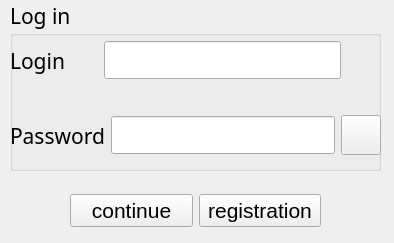
Above: Zakaz/mainwindow.ui from 1stanisLAW1/MdkDelivery before the change. Below: the same form after it.
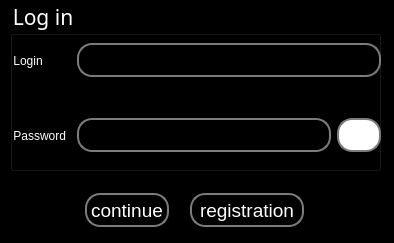
That is the form after the change.

The edit to the form file:
```diff
--- a/Zakaz/mainwindow.ui
+++ b/Zakaz/mainwindow.ui
@@ -18,6 +18,11 @@
   <property name="windowTitle">
    <string>DeliveryForYou</string>
   </property>
+  <property name="styleSheet">
+   <string notr="true">QMainWindow{
+background-color:rgb(0, 0, 0);
+}</string>
+  </property>
   <widget class="QWidget" name="centralwidget">
    <widget class="QGroupBox" name="groupBox">
     <property name="geometry">
@@ -34,6 +39,11 @@
       <pointsize>16</pointsize>
      </font>
     </property>
+    <property name="styleSheet">
+     <string notr="true">QGroupBox{
+color:rgb(255, 255, 255);
+}</string>
+    </property>
     <property name="title">
      <string>Log in</string>
     </property>
@@ -49,13 +59,38 @@
      <layout class="QHBoxLayout" name="horizontalLayout_5">
       <item>
        <widget class="QLabel" name="label_4">
+        <property name="styleSheet">
+         <string notr="true">QLabel{
+	font: 14pt &quot;Segoe UI&quot;;
+color:rgb(255, 255, 255);
+}</string>
+        </property>
         <property name="text">
-         <string>Password</string>
+         <string> Password</string>
         </property>
        </widget>
       </item>
       <item>
        <widget class="QLineEdit" name="lineEdit_4">
+        <property name="font">
+         <font>
+          <family>Segoe UI</family>
+          <pointsize>14</pointsize>
+         </font>
+        </property>
+        <property name="styleSheet">
+         <string notr="true">QLineEdit{
+color:rgb(255, 255, 255);
+background-color:rgb(0, 0, 0);
+border: 2px solid rgb(124, 124, 124);
+solid: rgb(255, 255, 255);
+border-radius:15px;
+max-height:30px;
+max-width:250px;
+min-height:30px;
+min-width:80px;
+}</string>
+        </property>
         <property name="echoMode">
          <enum>QLineEdit::EchoMode::Password</enum>
         </property>
@@ -65,8 +100,8 @@
        <widget class="QPushButton" name="hideBtn">
         <property name="maximumSize">
          <size>
-          <width>40</width>
-          <height>40</height>
+          <width>44</width>
+          <height>34</height>
          </size>
         </property>
         <property name="font">
@@ -75,6 +110,19 @@
           <pointsize>23</pointsize>
          </font>
         </property>
+        <property name="styleSheet">
+         <string notr="true">QPushButton{
+color:rgb(255, 255, 255);
+background-color:rgb(255, 255, 255);
+border: 2px solid rgb(124, 124, 124);
+solid: rgb(255, 255, 255);
+border-radius:15px;
+max-height:30px;
+max-width:40px;
+min-height:30px;
+min-width:40px;
+}</string>
+        </property>
         <property name="text">
          <string/>
         </property>
@@ -87,20 +135,46 @@
       <rect>
        <x>0</x>
        <y>30</y>
-       <width>331</width>
+       <width>371</width>
        <height>61</height>
       </rect>
      </property>
      <layout class="QHBoxLayout" name="horizontalLayout_2">
       <item>
        <widget class="QLabel" name="label">
+        <property name="styleSheet">
+         <string notr="true">QLabel{
+	font: 14pt &quot;Segoe UI&quot;;
+color:rgb(255, 255, 255);
+}</string>
+        </property>
         <property name="text">
-         <string>Login      </string>
+         <string> Login      </string>
         </property>
        </widget>
       </item>
       <item>
-       <widget class="QLineEdit" name="lineEdit"/>
+       <widget class="QLineEdit" name="lineEdit">
+        <property name="font">
+         <font>
+          <family>Segoe UI</family>
+          <pointsize>14</pointsize>
+         </font>
+        </property>
+        <property name="styleSheet">
+         <string notr="true">QLineEdit{
+color:rgb(255, 255, 255);
+background-color:rgb(0, 0, 0);
+border: 2px solid rgb(124, 124, 124);
+solid: rgb(255, 255, 255);
+border-radius:15px;
+max-height:30px;
+max-width:300px;
+min-height:30px;
+min-width:80px;
+}</string>
+        </property>
+       </widget>
       </item>
      </layout>
     </widget>
@@ -117,6 +191,24 @@
     <layout class="QHBoxLayout" name="horizontalLayout">
      <item>
       <widget class="QPushButton" name="continueBtn">
+       <property name="font">
+        <font>
+         <pointsize>14</pointsize>
+        </font>
+       </property>
+       <property name="styleSheet">
+        <string notr="true">QPushButton{
+color:rgb(255, 255, 255);
+background-color:rgb(0, 0, 0);
+border: 2px solid rgb(124, 124, 124);
+solid: rgb(255, 255, 255);
+border-radius:15px;
+max-height:30px;
+max-width:80px;
+min-height:30px;
+min-width:80px;
+}</string>
+       </property>
        <property name="text">
         <string>continue</string>
        </property>
@@ -124,6 +216,24 @@
      </item>
      <item>
       <widget class="QPushButton" name="regBtn">
+       <property name="font">
+        <font>
+         <pointsize>14</pointsize>
+        </font>
+       </property>
+       <property name="styleSheet">
+        <string notr="true">QPushButton{
+color:rgb(255, 255, 255);
+background-color:rgb(0, 0, 0);
+border: 2px solid rgb(124, 124, 124);
+solid: rgb(255, 255, 255);
+border-radius:15px;
+max-height:30px;
+max-width:110px;
+min-height:30px;
+min-width:80px;
+}</string>
+       </property>
        <property name="text">
         <string>registration</string>
        </property>
```
